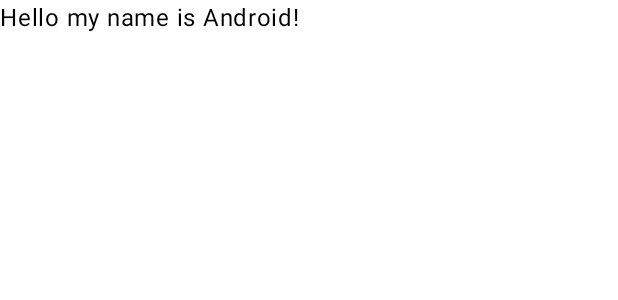
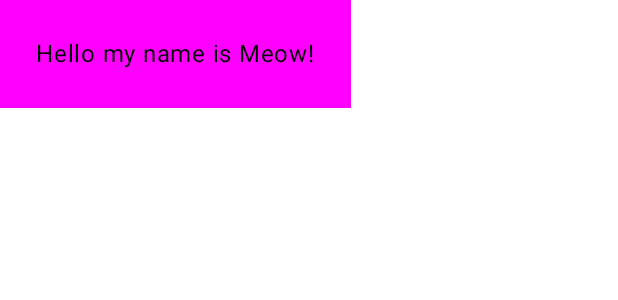
Before and after one commit to mankidal19/greetings-card, an Android app built with Jetpack Compose: the @Preview function GreetingPreview, on a phone screen of 412 x 824 dp. Shown: the top 300 px of the screen. Run offline under Robolectric (Android 15) with nearby library versions, the phone set to English and light mode, and no system bars.

Commit message:
add padding and surface BG

```diff
--- a/app/src/main/java/com/example/greetingcard/MainActivity.kt
+++ b/app/src/main/java/com/example/greetingcard/MainActivity.kt
@@ -7,10 +7,13 @@ import androidx.activity.enableEdgeToEdge
 import androidx.compose.foundation.layout.fillMaxSize
 import androidx.compose.foundation.layout.padding
 import androidx.compose.material3.Scaffold
+import androidx.compose.material3.Surface
 import androidx.compose.material3.Text
 import androidx.compose.runtime.Composable
 import androidx.compose.ui.Modifier
+import androidx.compose.ui.graphics.Color
 import androidx.compose.ui.tooling.preview.Preview
+import androidx.compose.ui.unit.dp
 import com.example.greetingcard.ui.theme.GreetingCardTheme
 
 class MainActivity : ComponentActivity() {
@@ -32,16 +35,18 @@ class MainActivity : ComponentActivity() {
 
 @Composable
 fun Greeting(name: String, modifier: Modifier = Modifier) {
-    Text(
-        text = "Hello my name is $name!",
-        modifier = modifier
-    )
+    Surface(color = Color.Magenta) {
+        Text(
+            text = "Hello my name is $name!",
+            modifier = modifier.padding(24.dp)
+        )
+    }
 }
 
 @Preview(showBackground = true)
 @Composable
 fun GreetingPreview() {
     GreetingCardTheme {
-        Greeting("Android")
+        Greeting("Meow")
     }
 }
```
